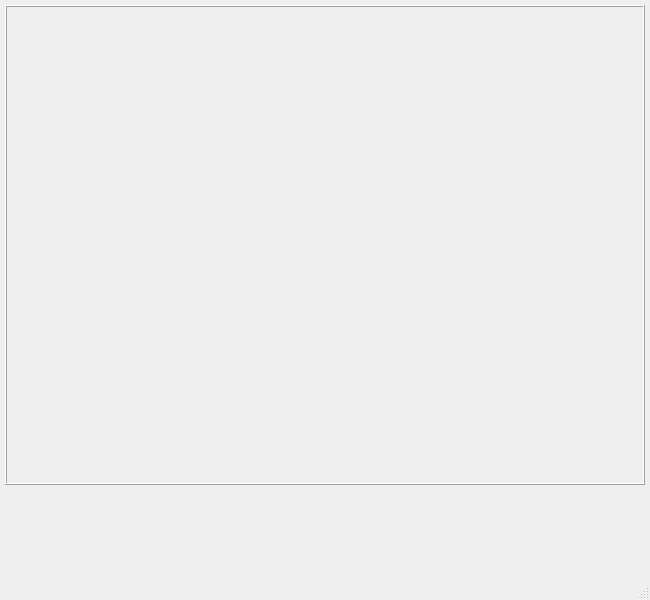
First picture: the form in code_expert/Qt_PyQt_Lab/practice_qt/EX03-08_camera_practice/camera_practice/mainwindow.ui, repository clap-min99/sys_semicon, before the edit.
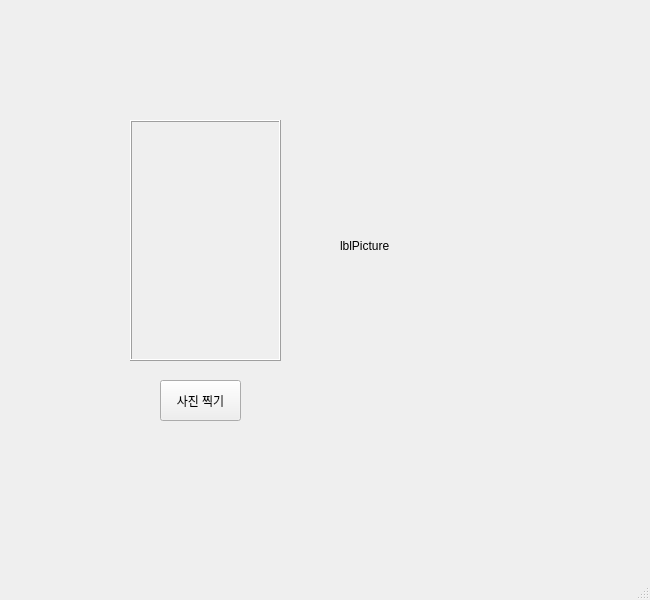
Second picture: the form after the edit.

Diff of the .ui file:
```diff
--- a/code_expert/Qt_PyQt_Lab/practice_qt/EX03-08_camera_practice/camera_practice/mainwindow.ui
+++ b/code_expert/Qt_PyQt_Lab/practice_qt/EX03-08_camera_practice/camera_practice/mainwindow.ui
@@ -17,10 +17,10 @@
    <widget class="QLabel" name="lblImg">
     <property name="geometry">
      <rect>
-      <x>5</x>
-      <y>5</y>
-      <width>640</width>
-      <height>480</height>
+      <x>130</x>
+      <y>120</y>
+      <width>151</width>
+      <height>241</height>
      </rect>
     </property>
     <property name="frameShape">
@@ -33,6 +33,35 @@
      <string/>
     </property>
    </widget>
+   <widget class="QPushButton" name="btnTackAPicture">
+    <property name="geometry">
+     <rect>
+      <x>160</x>
+      <y>380</y>
+      <width>81</width>
+      <height>41</height>
+     </rect>
+    </property>
+    <property name="text">
+     <string>사진 찍기</string>
+    </property>
+   </widget>
+   <widget class="QLabel" name="lblPicture">
+    <property name="geometry">
+     <rect>
+      <x>340</x>
+      <y>120</y>
+      <width>201</width>
+      <height>251</height>
+     </rect>
+    </property>
+    <property name="styleSheet">
+     <string notr="true">border-color: rgb(3, 3, 3);</string>
+    </property>
+    <property name="text">
+     <string>lblPicture</string>
+    </property>
+   </widget>
   </widget>
   <widget class="QMenuBar" name="menubar">
    <property name="geometry">
```
Left out of the diff: 6 changed lines with no effect on the pictures.
